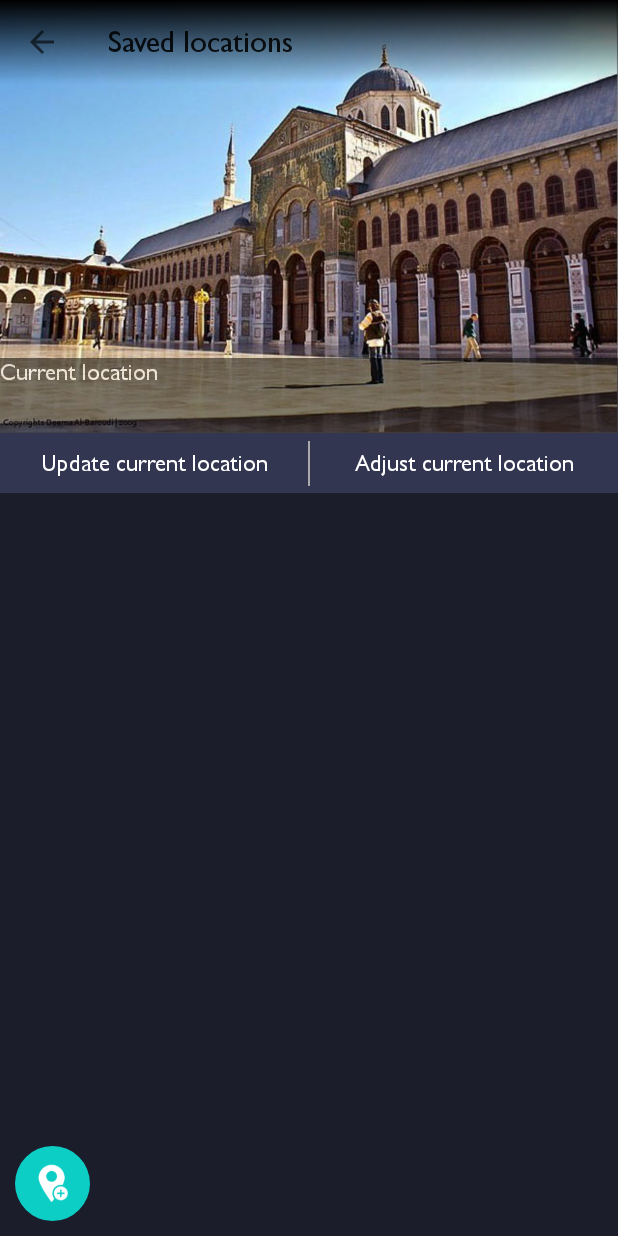
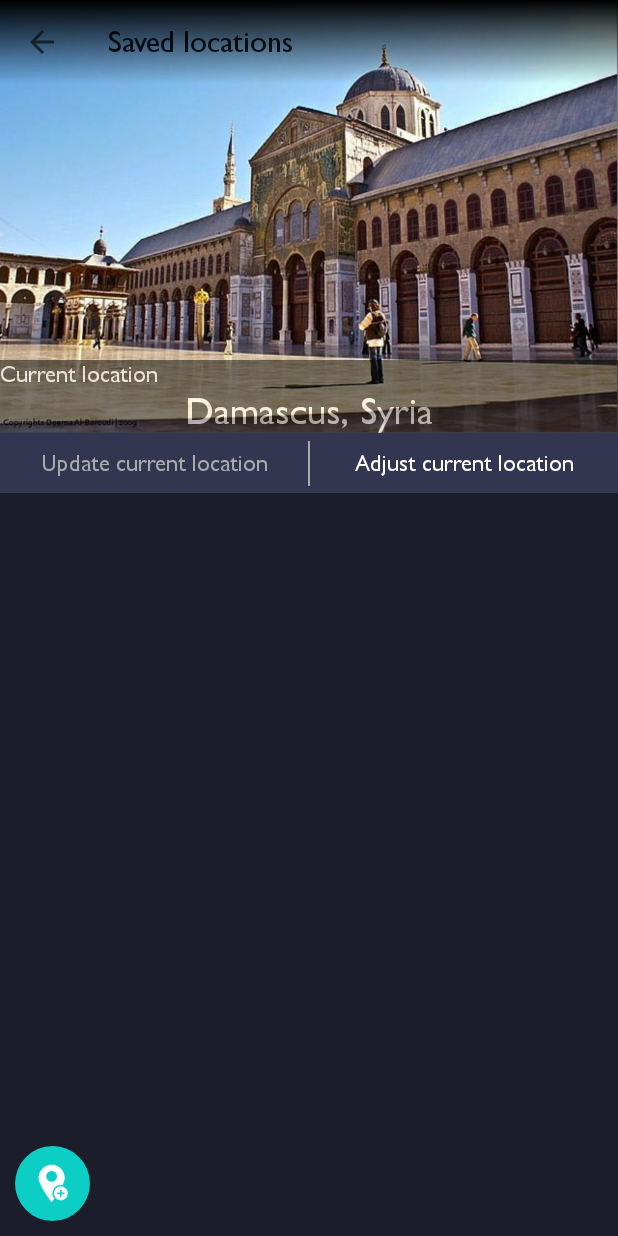
Before and after one commit to arakaneserohingya/Best-Azan-And-Prayer-Time-App, an Android app: the LocationsActivity screen opened directly, with no data from a screen before it, on a phone screen of 412 x 824 dp. Run offline under Robolectric (Android 15) with nearby library versions, the phone set to English and light mode, and no system bars.

Commit message:
location activities were modified!

```diff
--- a/app/src/main/java/com/alhadara/omar/azan/Activities/LocationsActivity.java
+++ b/app/src/main/java/com/alhadara/omar/azan/Activities/LocationsActivity.java
@@ -6,10 +6,14 @@ import androidx.appcompat.widget.Toolbar;
 import android.content.Intent;
 import android.os.Bundle;
 import android.view.View;
+import android.widget.TextView;
 
+import com.alhadara.omar.azan.Configurations;
 import com.example.omar.azanapkmostafa.R;
 
 public class LocationsActivity extends AppCompatActivity {
+
+    public static boolean reloadLocationActivityOnResume = false;
 
     @Override
     protected void onCreate(Bundle savedInstanceState) {
@@ -20,7 +24,9 @@ public class LocationsActivity extends AppCompatActivity {
         getSupportActionBar().setDisplayHomeAsUpEnabled(true);
         getSupportActionBar().setDisplayShowHomeEnabled(true);
         getSupportActionBar().setTitle(getResources().getString(R.string.saved_locations));
-
+        ((TextView) findViewById(R.id.locations_activity_current_location_text)).setText(
+                getSharedPreferences(Configurations.mainConFile,MODE_PRIVATE).getString("location_name","")
+        );
         ((View) findViewById(R.id.locations_activity_add_location_floating_button)).setOnClickListener(new View.OnClickListener() {
             @Override
             public void onClick(View view) {
@@ -32,7 +38,7 @@ public class LocationsActivity extends AppCompatActivity {
         findViewById(R.id.locations_activity_update_current_location).setOnClickListener(new View.OnClickListener() {
             @Override
             public void onClick(View view) {
-                startActivity(new Intent(LocationsActivity.this, UpdateCurrentLocationActivity.class));
+                //startActivity(new Intent(LocationsActivity.this, UpdateCurrentLocationActivity.class));
             }
         });
         findViewById(R.id.locations_activity_adjust_current_location).setOnClickListener(new View.OnClickListener() {
@@ -48,4 +54,13 @@ public class LocationsActivity extends AppCompatActivity {
         onBackPressed();
         return true;
     }
+
+    @Override
+    protected void onResume() {
+        super.onResume();
+        if(reloadLocationActivityOnResume){
+            reloadLocationActivityOnResume = false;
+            recreate();
+        }
+    }
 }
--- a/app/src/main/java/com/alhadara/omar/azan/Configurations.java
+++ b/app/src/main/java/com/alhadara/omar/azan/Configurations.java
@@ -18,7 +18,7 @@ import java.util.Locale;
 
 public class Configurations {
     private static boolean reloadMainActivityOnResume = false;
-    private static String mainConFile = "mainconfigurations.txt";
+    public static String mainConFile = "mainconfigurations.txt";
     private static String locationsFile = "locations.txt";
     public static boolean isAppActive = false;
 
@@ -101,9 +101,10 @@ public class Configurations {
         adjustTimes(context);
         reloadMainActivityOnResume = true;
     }
-    public static void setCurrentLocation(Context context,float latitude,float longitude,float timezone) {
+    public static void setCurrentLocation(Context context,String location_name,float latitude,float longitude,float timezone) {
         SharedPreferences pref = context.getSharedPreferences(mainConFile,Context.MODE_PRIVATE);
         SharedPreferences.Editor editor = pref.edit();
+        editor.putString("location_name",location_name);
         editor.putFloat("latitude",latitude);
         editor.putFloat("longitude",longitude);
         editor.putFloat("timezone",timezone);
--- a/app/src/main/res/layout/activity_locations.xml
+++ b/app/src/main/res/layout/activity_locations.xml
@@ -28,7 +28,7 @@
 
     <LinearLayout
         android:layout_width="match_parent"
-        android:layout_height="50dp"
+        android:layout_height="wrap_content"
         android:alpha="0.5"
         android:background="@android:color/black"
         android:orientation="vertical"
@@ -46,9 +46,9 @@
             android:id="@+id/locations_activity_current_location_text"
             android:layout_width="match_parent"
             android:layout_height="wrap_content"
-            android:gravity="left"
+            android:gravity="center"
             android:textColor="@android:color/white"
-            android:textSize="20sp" />
+            android:textSize="@dimen/widget_font_size" />
     </LinearLayout>
     <View
         android:background="@color/widgetColorSettingsBox"
@@ -58,7 +58,7 @@
 
     <TextView
         android:textSize="15sp"
-        android:textColor="@android:color/white"
+        android:textColor="@android:color/darker_gray"
         android:gravity="center"
         android:text="@string/update_current_location"
         android:id="@+id/locations_activity_update_current_location"
@@ -105,6 +105,16 @@
             android:orientation="vertical"
             android:layout_width="match_parent"
             android:layout_height="wrap_content">
+            <include layout="@layout/widget_location"
+                android:visibility="gone"/>
+            <include layout="@layout/widget_location"
+                android:visibility="gone"/>
+            <include layout="@layout/widget_location"
+                android:visibility="gone"/>
+            <include layout="@layout/widget_location"
+                android:visibility="gone"/>
+            <include layout="@layout/widget_location"
+                android:visibility="gone"/>
 
         </LinearLayout>
 
```
Also changed, not shown: app/src/main/java/com/alhadara/omar/azan/Activities/AdjustLocationActivity.java (+38 -0 lines).
